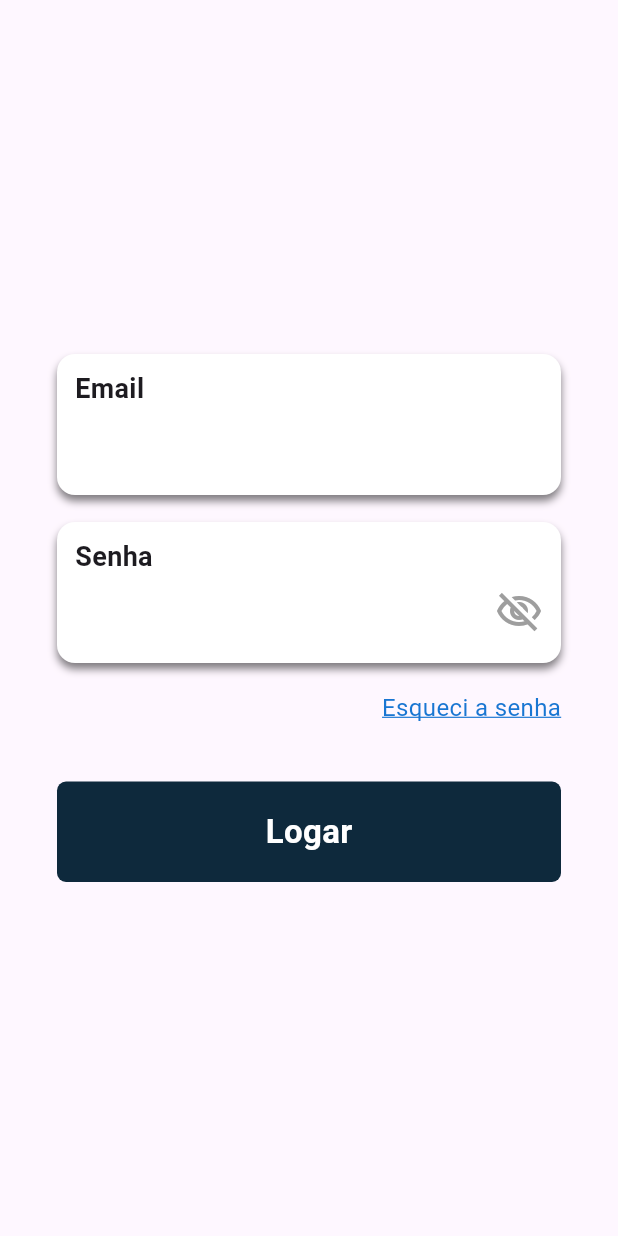
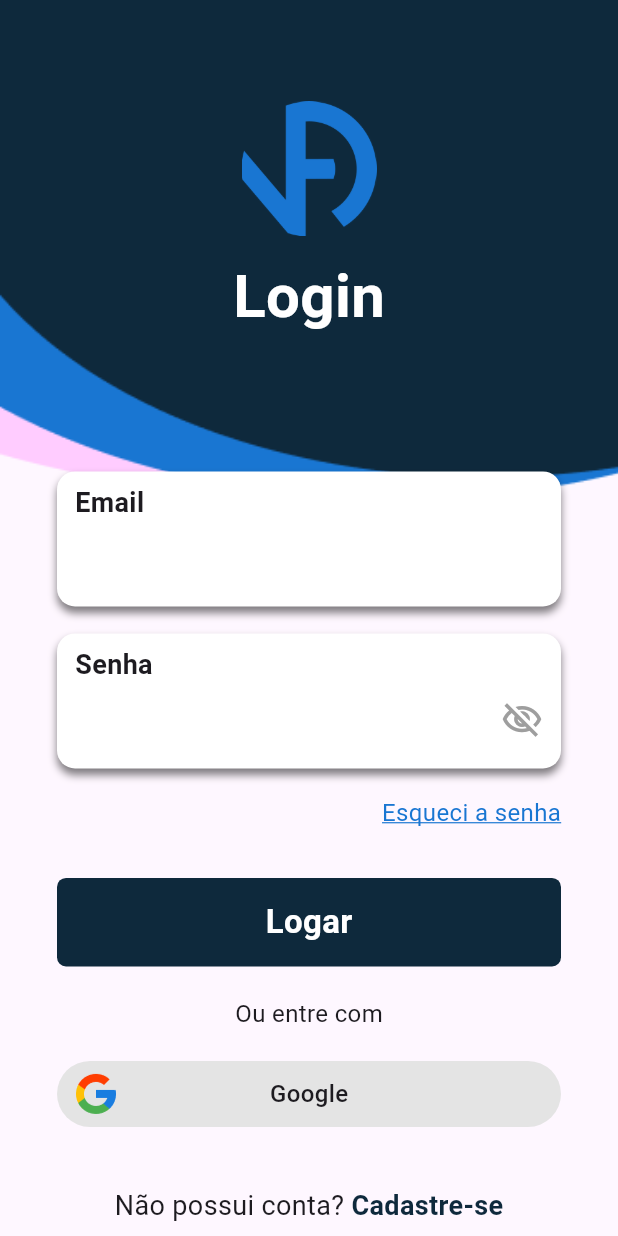
Before and after one commit to victorfidelis/prestador_de_servico, a Flutter app: the screen it shows after launch, on a phone screen of 412 x 824 dp. Run offline on Flutter 3.47's test engine with Material 3 defaults, Android fonts, the phone set to English and light mode, and no system bars.

Commit message:
Login view

```diff
--- a/prestador_de_servico/lib/app/app.dart
+++ b/prestador_de_servico/lib/app/app.dart
@@ -1,5 +1,5 @@
 import 'package:flutter/material.dart';
-import 'package:prestador_de_servico/app/view/login_page.dart';
+import 'package:prestador_de_servico/app/views/login/login_view.dart';
 
 class App extends StatelessWidget {
   const App({super.key});
@@ -7,7 +7,7 @@ class App extends StatelessWidget {
   @override
   Widget build(BuildContext context) {
     return const MaterialApp(
-      home: LoginPage(),
+      home: LoginView(),
     );
   }
 }
--- a/prestador_de_servico/lib/app/view/login_page.dart
+++ /dev/null
@@ -1,46 +0,0 @@
-import 'package:flutter/material.dart';
-import 'package:prestador_de_servico/app/view/widget/custom_button.dart';
-import 'package:prestador_de_servico/app/view/widget/custom_link.dart';
-import 'package:prestador_de_servico/app/view/widget/custom_text_field.dart';
-
-class LoginPage extends StatelessWidget {
-  const LoginPage({super.key});
-
-  @override
-  Widget build(BuildContext context) {
-    return Scaffold(
-      body: Container(
-        padding: const EdgeInsets.symmetric(horizontal: 38),
-        child: Center(
-          child: Column(
-            mainAxisSize: MainAxisSize.min,
-            children: [
-              CustomTextField(
-                label: 'Email',
-              ),
-              const SizedBox(height: 18),
-              CustomTextField(
-                label: 'Senha',
-                isPassword: true,
-              ),
-              const SizedBox(height: 18),
-              Row(
-                children: [
-                  Expanded(child: Container()),
-                  CustomLink(
-                    label: 'Esqueci a senha',
-                    undeline: true,
-                  ),
-                ],
-              ),
-              const SizedBox(height: 38),
-              CustomButton(
-                label: 'Logar'
-              )
-            ],
-          ),
-        ),
-      ),
-    );
-  }
-}
--- /dev/null
+++ b/prestador_de_servico/lib/app/views/login/login_view.dart
@@ -0,0 +1,76 @@
+import 'package:flutter/material.dart';
+import 'package:prestador_de_servico/app/views/login/widgets/login_google_button.dart';
+import 'package:prestador_de_servico/app/views/login/widgets/login_header.dart';
+import 'package:prestador_de_servico/app/views/login/widgets/register_link.dart';
+import 'package:prestador_de_servico/app/views/widgets/custom_button.dart';
+import 'package:prestador_de_servico/app/views/widgets/custom_link.dart';
+import 'package:prestador_de_servico/app/views/widgets/custom_text_field.dart';
+
+class LoginView extends StatelessWidget {
+  const LoginView({super.key});
+
+  @override
+  Widget build(BuildContext context) {
+    return Scaffold(
+      body: SingleChildScrollView(
+        child: Stack(
+          children: [
+            Image.asset(
+              'assets/images/login_header.png',
+              fit: BoxFit.fitWidth,
+              width: MediaQuery.of(context).size.width,
+            ),
+            Column(
+              children: [
+                SizedBox(
+                  height: MediaQuery.of(context).size.height / 2.8,
+                  child: const LoginHeader()
+                ),
+                const SizedBox(height: 20),
+                Container(
+                  padding: const EdgeInsets.symmetric(horizontal: 38),
+                  child: Column(
+                    mainAxisSize: MainAxisSize.min,
+                    children: [
+                      CustomTextField(
+                        label: 'Email',
+                      ),
+                      const SizedBox(height: 18),
+                      CustomTextField(
+                        label: 'Senha',
+                        isPassword: true,
+                      ),
+                      const SizedBox(height: 18),
+                      Row(
+                        children: [
+                          Expanded(child: Container()),
+                          CustomLink(
+                            label: 'Esqueci a senha',
+                            undeline: true,
+                          ),
+                        ],
+                      ),
+                      const SizedBox(height: 32),
+                      const CustomButton(label: 'Logar'),
+                      const SizedBox(height: 20),
+                      const Text(
+                        'Ou entre com',
+                        style: TextStyle(
+                          fontSize: 16,
+                        ),
+                      ),
+                      const SizedBox(height: 20),
+                      const LoginGoogleButton(),
+                      const SizedBox(height: 40),
+                      const RegisterLink(),
+                    ],
+                  ),
+                ),
+              ],
+            ),
+          ],
+        ),
+      ),
+    );
+  }
+}
--- /dev/null
+++ b/prestador_de_servico/lib/app/views/login/widgets/login_google_button.dart
@@ -0,0 +1,35 @@
+import 'package:flutter/material.dart';
+
+class LoginGoogleButton extends StatelessWidget {
+  const LoginGoogleButton({super.key});
+
+  @override
+  Widget build(BuildContext context) {
+    return Container(
+      height: 44,
+      padding: const EdgeInsets.all(6),
+      decoration: const BoxDecoration(
+          color: Color(0xffE4E4E4),
+          borderRadius: BorderRadius.all(Radius.circular(30))),
+      child: Stack(
+        alignment: Alignment.center,
+        children: [
+          Align(
+            alignment: Alignment.centerLeft,
+            child: Image.asset(
+              'assets/images/google_logo.png',
+              width: 40,
+            ),
+          ),
+          const Text(
+            'Google',
+            style: TextStyle(
+              fontSize: 16,
+              fontWeight: FontWeight.w500
+            ),
+          ),
+        ],
+      ),
+    );
+  }
+}
--- /dev/null
+++ b/prestador_de_servico/lib/app/views/login/widgets/login_header.dart
@@ -0,0 +1,25 @@
+import 'package:flutter/material.dart';
+
+class LoginHeader extends StatelessWidget {
+  const LoginHeader({super.key});
+
+  @override
+  Widget build(BuildContext context) {
+    return Column(
+      mainAxisAlignment: MainAxisAlignment.center,
+      children: [
+        Image.asset(
+          'assets/images/logo_var_1.png',
+          width: 90,
+        ),
+        const SizedBox(height: 12),
+        const Text('Login',
+            style: TextStyle(
+              fontSize: 40,
+              color: Colors.white,
+              fontWeight: FontWeight.w700,
+            ))
+      ],
+    );
+  }
+}
--- /dev/null
+++ b/prestador_de_servico/lib/app/views/login/widgets/register_link.dart
@@ -0,0 +1,30 @@
+import 'package:flutter/material.dart';
+
+class RegisterLink extends StatelessWidget {
+  const RegisterLink({super.key});
+
+  @override
+  Widget build(BuildContext context) {
+    return Row(
+      mainAxisAlignment: MainAxisAlignment.center,
+      children: [
+        const Text(
+          'Não possui conta? ',
+          style: TextStyle(
+            fontSize: 18,
+          ),
+        ),
+        GestureDetector(
+          child: const Text(
+            'Cadastre-se',
+            style: TextStyle(
+              fontWeight: FontWeight.w700,
+              fontSize: 18,
+              color: Color(0xff0E293C),
+            ),
+          ),
+        )
+      ],
+    );
+  }
+}
--- a/prestador_de_servico/lib/app/view/widget/custom_button.dart
+++ b/prestador_de_servico/lib/app/views/widgets/custom_button.dart
@@ -12,7 +12,7 @@ class CustomButton extends StatelessWidget {
   Widget build(BuildContext context) {
     return GestureDetector(
       child: Container(
-        padding: const EdgeInsets.symmetric(horizontal: 10, vertical: 18),
+        padding: const EdgeInsets.symmetric(horizontal: 10, vertical: 14),
         decoration: const BoxDecoration(
           color: Color(0xff0E293C),
           borderRadius: BorderRadius.all(Radius.circular(6)),
--- a/prestador_de_servico/lib/app/view/widget/custom_text_field.dart
+++ b/prestador_de_servico/lib/app/views/widgets/custom_text_field.dart
@@ -3,11 +3,13 @@ import 'package:flutter/material.dart';
 class CustomTextField extends StatelessWidget {
   final String label;
   final bool isPassword;
+  final bool isEmail;
 
   CustomTextField({
     super.key,
     required this.label,
     this.isPassword = false,
+    this.isEmail = false,
   });
 
   final FocusNode _node = FocusNode();
@@ -20,7 +22,7 @@ class CustomTextField extends StatelessWidget {
         _node.requestFocus();
       },
       child: Container(
-        padding: const EdgeInsets.symmetric(horizontal: 12, vertical: 10),
+        padding: const EdgeInsets.symmetric(horizontal: 12, vertical: 8),
         decoration: const BoxDecoration(
             color: Colors.white,
             borderRadius: BorderRadius.all(Radius.circular(12)),
@@ -53,7 +55,7 @@ class CustomTextField extends StatelessWidget {
                     child: const Icon(
                       Icons.visibility_off_outlined,
                       color: Colors.grey,
-                      size: 32,
+                      size: 28,
                     ),
                   );
                 } else if (isPassword) {
@@ -62,7 +64,7 @@ class CustomTextField extends StatelessWidget {
                     child: const Icon(
                       Icons.visibility_outlined,
                       color: Colors.grey,
-                      size: 32,
+                      size: 28,
                     ),
                   );
                 }
@@ -77,9 +79,10 @@ class CustomTextField extends StatelessWidget {
                           border: InputBorder.none,
                         ),
                         style: const TextStyle(
-                          fontSize: 20,
+                          fontSize: 18,
                         ),
                         obscureText: isPassword && obscureText.value,
+                        keyboardType: TextInputType.emailAddress,
                       ),
                     ),
                     suffixIcon,
--- a/prestador_de_servico/pubspec.yaml
+++ b/prestador_de_servico/pubspec.yaml
@@ -59,9 +59,8 @@ flutter:
   uses-material-design: true
 
   # To add assets to your application, add an assets section, like this:
-  # assets:
-  #   - images/a_dot_burr.jpeg
-  #   - images/a_dot_ham.jpeg
+  assets:
+    - assets/images/
 
   # An image asset can refer to one or more resolution-specific "variants", see
   # https://flutter.dev/to/resolution-aware-images
```
Also changed, not shown: prestador_de_servico/assets/images/dark_logo.png (added), prestador_de_servico/assets/images/google_logo.png (added), prestador_de_servico/assets/images/light_logo.png (added), prestador_de_servico/assets/images/login_header.png (added), prestador_de_servico/assets/images/logo_var_1.png (added), prestador_de_servico/lib/app/views/widgets/custom_link.dart (renamed from prestador_de_servico/lib/app/view/widget/custom_link.dart).
